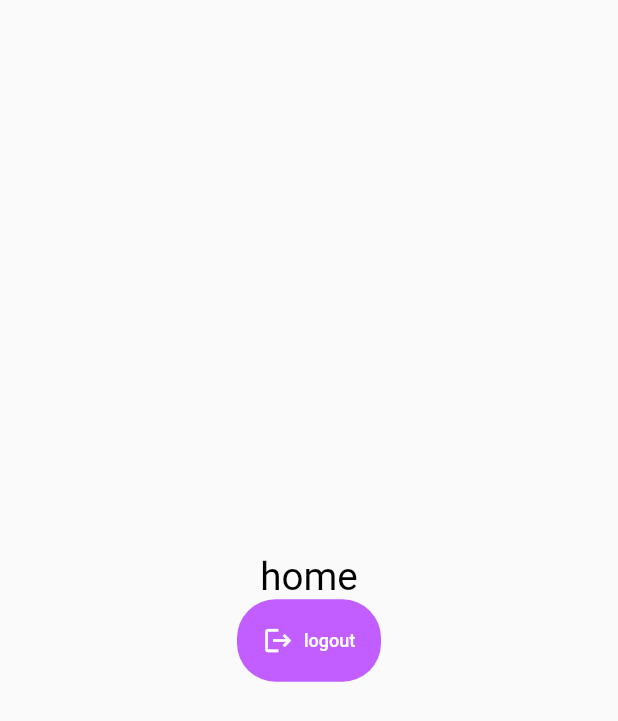
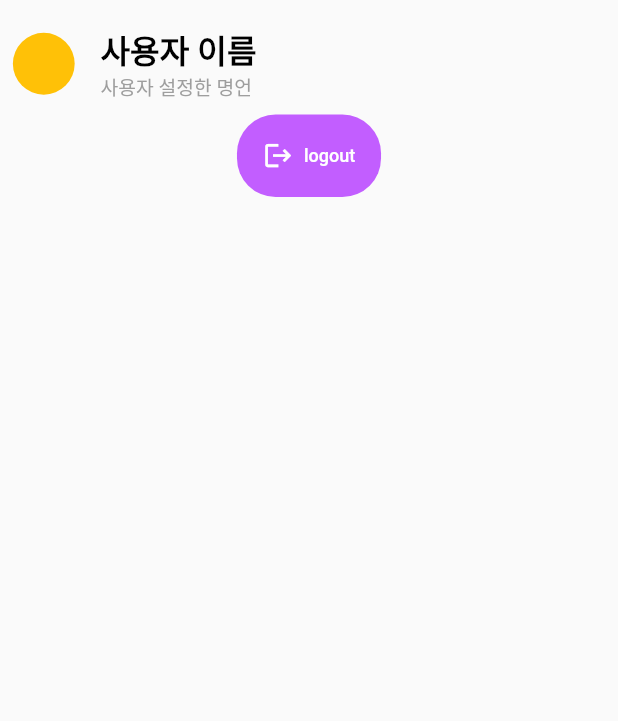
Before and after one commit to tnsgud/bic-picture, a Flutter app: the Home screen opened by its route, on a phone screen of 412 x 824 dp. Shown: the top 721 px of the screen. Run offline on Flutter 3.47's test engine with Material 2 defaults, Android fonts, the phone set to English and light mode, and no system bars; our stand-ins replace flutter_dotenv, flutter_secure_storage, font_awesome_flutter, responsive_framework; missing offline and left inert: desktop_window; accounts and stored records are empty.

Commit message:
홈 화면 UI 개발중

```diff
--- a/lib/custom_theme.dart
+++ b/lib/custom_theme.dart
@@ -25,15 +25,15 @@ class CustomTheme {
             color: textColor,
           ),
           bodyLarge: TextStyle(
-            fontSize: 40,
+            fontSize: 25,
             color: textColor,
           ),
           bodyMedium: TextStyle(
-            fontSize: 30,
+            fontSize: 20,
             color: textColor,
           ),
           bodySmall: TextStyle(
-            fontSize: 20,
+            fontSize: 15,
             color: textColor,
           ),
         ),
--- a/lib/main.dart
+++ b/lib/main.dart
@@ -1,4 +1,3 @@
-import 'dart:developer';
 import 'dart:io';
 
 import 'package:big_picture/screens/login.dart';
@@ -29,11 +28,10 @@ class MyApp extends StatelessWidget {
 
   @override
   Widget build(BuildContext context) {
-    log('hello world');
     return MaterialApp(
       theme: CustomTheme().lightTheme,
       darkTheme: CustomTheme().darkTheme,
-      themeMode: ThemeMode.light,
+      themeMode: ThemeMode.system,
       debugShowCheckedModeBanner: false,
       builder: (context, child) => ResponsiveWrapper.builder(
         child,
--- a/lib/screens/home.dart
+++ b/lib/screens/home.dart
@@ -5,12 +5,45 @@ class Home extends StatelessWidget {
 
   @override
   Widget build(BuildContext context) {
+    var theme = Theme.of(context);
+
     return Scaffold(
-      body: Center(
+      body: Padding(
+        padding: const EdgeInsets.only(top: 10),
         child: Column(
-          mainAxisAlignment: MainAxisAlignment.center,
           children: [
-            const Text('home'),
+            Padding(
+              padding: const EdgeInsets.all(10.0),
+              child: Row(
+                children: [
+                  const SizedBox(
+                    width: 48,
+                    height: 48,
+                    child: CircleAvatar(
+                      backgroundColor: Colors.amber,
+                    ),
+                  ),
+                  const SizedBox(
+                    width: 20,
+                  ),
+                  Column(
+                    crossAxisAlignment: CrossAxisAlignment.start,
+                    children: [
+                      Text(
+                        '사용자 이름',
+                        style: theme.textTheme.bodyLarge
+                            ?.copyWith(fontWeight: FontWeight.bold),
+                      ),
+                      Text(
+                        '사용자 설정한 명언',
+                        style: theme.textTheme.bodySmall
+                            ?.copyWith(color: Colors.grey),
+                      ),
+                    ],
+                  )
+                ],
+              ),
+            ),
             TextButton.icon(
               onPressed: () => Navigator.pop(context),
               icon: const Icon(Icons.logout),
--- a/lib/screens/login.dart
+++ b/lib/screens/login.dart
@@ -1,11 +1,6 @@
-import 'dart:io';
-
-import 'package:flutter/foundation.dart';
 import 'package:flutter/material.dart';
 import 'package:flutter_secure_storage/flutter_secure_storage.dart';
-import 'package:flutter_web_auth_2/flutter_web_auth_2.dart';
 import 'package:font_awesome_flutter/font_awesome_flutter.dart';
-import 'package:flutter_dotenv/flutter_dotenv.dart';
 
 class Login extends StatelessWidget {
   const Login({super.key});
@@ -32,6 +27,7 @@ class Login extends StatelessWidget {
             ),
             TextButton.icon(
               onPressed: () async {
+                /*
                 var callbackUrl = 'big-picture';
 
                 if (!kIsWeb && Platform.isWindows) {
@@ -45,8 +41,12 @@ class Login extends StatelessWidget {
                 );
 
                 storeAuthData(url: resultUrl);
+                */
+                storeAuthData(
+                    url:
+                        'https://localhost:8000?access_token=1&refresh_token=2&access_expired_at=12&refresh_expired_at=34');
 
-                const store = FlutterSecureStorage();
+                Navigator.pushNamed(context, '/home');
               },
               icon: FaIcon(
                 FontAwesomeIcons.google,
```
